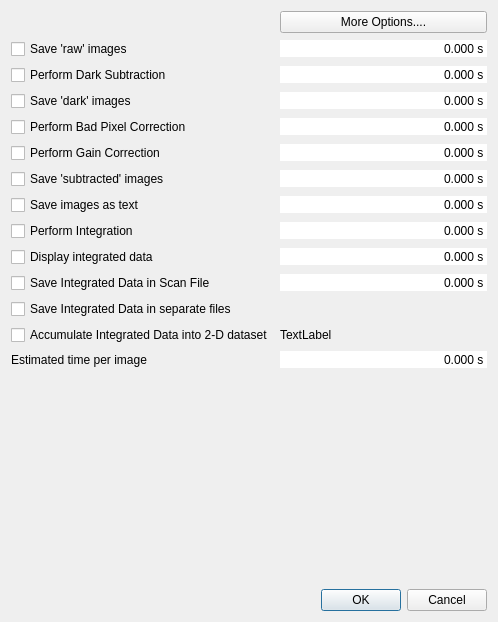
Above: libraries/qxrdlib/qxrdcorrectiondialog.ui from guyjennings/qxrd before the change. Below: the same form after it.
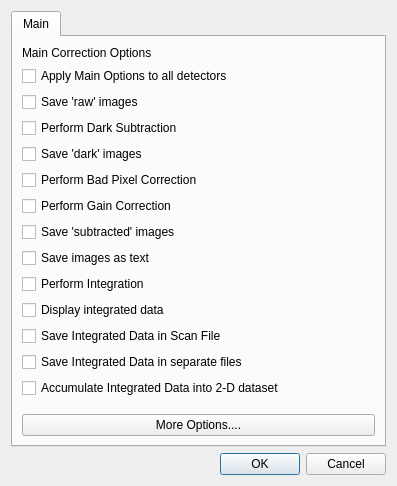
That is the form after the change.

Commit message: Work on processor options dialog Work on acquisition window

Diff of the .ui file:
```diff
--- a/libraries/qxrdlib/qxrdcorrectiondialog.ui
+++ b/libraries/qxrdlib/qxrdcorrectiondialog.ui
@@ -6,16 +6,62 @@
    <rect>
     <x>0</x>
     <y>0</y>
-    <width>498</width>
-    <height>622</height>
+    <width>397</width>
+    <height>486</height>
    </rect>
   </property>
   <property name="windowTitle">
    <string>&amp;Correction</string>
   </property>
+  <layout class="QGridLayout" name="gridLayout_3">
+   <item row="1" column="0">
+    <widget class="QDialogButtonBox" name="buttonBox">
+     <property name="orientation">
+      <enum>Qt::Horizontal</enum>
+     </property>
+     <property name="standardButtons">
+      <set>QDialogButtonBox::Cancel|QDialogButtonBox::Ok</set>
+     </property>
+    </widget>
+   </item>
+   <item row="0" column="0">
+    <widget class="QTabWidget" name="m_TabWidget">
+     <property name="currentIndex">
+      <number>0</number>
+     </property>
+     <widget class="QWidget" name="tab">
+      <attribute name="title">
+       <string>Main</string>
+      </attribute>
   <layout class="QGridLayout" name="gridLayout_2">
    <item row="0" column="0">
     <layout class="QGridLayout" name="gridLayout">
+         <item row="14" column="0">
+          <spacer name="verticalSpacer_2">
+           <property name="orientation">
+            <enum>Qt::Vertical</enum>
+           </property>
+           <property name="sizeHint" stdset="0">
+            <size>
+             <width>238</width>
+             <height>47</height>
+            </size>
+           </property>
+          </spacer>
+         </item>
+         <item row="11" column="0">
+          <widget class="QCheckBox" name="m_SaveIntegratedData">
+           <property name="enabled">
+            <bool>true</bool>
+           </property>
+           <property name="toolTip">
+            <string>Save each integration as it is calculated</string>
+           </property>
+           <property name="text">
+            <string>Save Integrated Data in Scan File</string>
+           </property>
+          </widget>
+         </item>
      <item row="3" column="0">
       <widget class="QCheckBox" name="m_PerformDark">
        <property name="toolTip">
@@ -26,6 +72,66 @@
        </property>
       </widget>
      </item>
+         <item row="1" column="0">
+          <widget class="QCheckBox" name="m_ApplyToAll">
+           <property name="toolTip">
+            <string>Apply correction options to all detectors</string>
+           </property>
+           <property name="text">
+            <string>Apply Main Options to all detectors</string>
+           </property>
+          </widget>
+         </item>
+         <item row="2" column="0">
+          <widget class="QCheckBox" name="m_SaveRaw">
+           <property name="toolTip">
+            <string>Save 'raw' images (before dark subtraction), as well</string>
+           </property>
+           <property name="text">
+            <string>Save 'raw' images</string>
+           </property>
+          </widget>
+         </item>
+         <item row="8" column="0">
+          <widget class="QCheckBox" name="m_SaveAsText">
+           <property name="toolTip">
+            <string>Save subtracted images as they are taken</string>
+           </property>
+           <property name="text">
+            <string>Save images as text</string>
+           </property>
+          </widget>
+         </item>
+         <item row="5" column="0">
+          <widget class="QCheckBox" name="m_PerformBadPixels">
+           <property name="enabled">
+            <bool>true</bool>
+           </property>
+           <property name="toolTip">
+            <string>Do Bad Pixel Correction</string>
+           </property>
+           <property name="text">
+            <string>Perform Bad Pixel Correction</string>
+           </property>
+          </widget>
+         </item>
+         <item row="4" column="0">
+          <widget class="QCheckBox" name="m_SaveDark">
+           <property name="toolTip">
+            <string>Save 'dark' images</string>
+           </property>
+           <property name="text">
+            <string>Save 'dark' images</string>
+           </property>
+          </widget>
+         </item>
+         <item row="0" column="0">
+          <widget class="QLabel" name="label">
+           <property name="text">
+            <string>Main Correction Options</string>
+           </property>
+          </widget>
+         </item>
      <item row="7" column="0">
       <widget class="QCheckBox" name="m_SaveSubtracted">
        <property name="toolTip">
@@ -36,70 +142,6 @@
        </property>
       </widget>
      </item>
-     <item row="13" column="0">
-      <widget class="QCheckBox" name="m_AccumulateIntegrated2D">
-       <property name="enabled">
-        <bool>true</bool>
-       </property>
-       <property name="toolTip">
-        <string>Save each integration in a separate file as it is calculated</string>
-       </property>
-       <property name="text">
-        <string>Accumulate Integrated Data into 2-D dataset</string>
-       </property>
-      </widget>
-     </item>
-     <item row="13" column="1">
-      <widget class="QLabel" name="m_AccumulateIntegratedName">
-       <property name="text">
-        <string>TextLabel</string>
-       </property>
-      </widget>
-     </item>
-     <item row="4" column="1">
-      <widget class="QDoubleSpinBox" name="m_SaveDarkTime">
-       <property name="frame">
-        <bool>false</bool>
-       </property>
-       <property name="alignment">
-        <set>Qt::AlignRight|Qt::AlignTrailing|Qt::AlignVCenter</set>
-       </property>
-       <property name="readOnly">
-        <bool>true</bool>
-       </property>
-       <property name="buttonSymbols">
-        <enum>QAbstractSpinBox::NoButtons</enum>
-       </property>
-       <property name="suffix">
-        <string> s</string>
-       </property>
-       <property name="decimals">
-        <number>3</number>
-       </property>
-      </widget>
-     </item>
-     <item row="1" column="1">
-      <widget class="QDoubleSpinBox" name="m_SaveRawTime">
-       <property name="frame">
-        <bool>false</bool>
-       </property>
-       <property name="alignment">
-        <set>Qt::AlignRight|Qt::AlignTrailing|Qt::AlignVCenter</set>
-       </property>
-       <property name="readOnly">
-        <bool>true</bool>
-       </property>
-       <property name="buttonSymbols">
-        <enum>QAbstractSpinBox::NoButtons</enum>
-       </property>
-       <property name="suffix">
-        <string> s</string>
-       </property>
-       <property name="decimals">
-        <number>3</number>
-       </property>
-      </widget>
-     </item>
      <item row="6" column="0">
       <widget class="QCheckBox" name="m_PerformGainCorrection">
        <property name="enabled">
@@ -113,28 +155,16 @@
        </property>
       </widget>
      </item>
-     <item row="14" column="1">
-      <widget class="QDoubleSpinBox" name="m_EstimatedProcessingTime">
-       <property name="toolTip">
-        <string>Estimated processing time</string>
-       </property>
-       <property name="frame">
-        <bool>false</bool>
-       </property>
-       <property name="alignment">
-        <set>Qt::AlignRight|Qt::AlignTrailing|Qt::AlignVCenter</set>
-       </property>
-       <property name="readOnly">
+         <item row="12" column="0">
+          <widget class="QCheckBox" name="m_SaveIntegratedInSeparateFiles">
+           <property name="enabled">
         <bool>true</bool>
        </property>
-       <property name="buttonSymbols">
-        <enum>QAbstractSpinBox::NoButtons</enum>
-       </property>
-       <property name="suffix">
-        <string> s</string>
-       </property>
-       <property name="decimals">
-        <number>3</number>
+           <property name="toolTip">
+            <string>Save each integration in a separate file as it is calculated</string>
+           </property>
+           <property name="text">
+            <string>Save Integrated Data in separate files</string>
        </property>
       </widget>
      </item>
@@ -148,15 +178,8 @@
        </property>
       </widget>
      </item>
-     <item row="0" column="1">
-      <widget class="QPushButton" name="m_CorrectionOptionsButton">
-       <property name="text">
-        <string>More Options....</string>
-       </property>
-      </widget>
-     </item>
-     <item row="12" column="0" colspan="2">
-      <widget class="QCheckBox" name="m_SaveIntegratedInSeparateFiles">
+         <item row="13" column="0">
+          <widget class="QCheckBox" name="m_AccumulateIntegrated2D">
        <property name="enabled">
         <bool>true</bool>
        </property>
@@ -164,108 +187,7 @@
         <string>Save each integration in a separate file as it is calculated</string>
        </property>
        <property name="text">
-        <string>Save Integrated Data in separate files</string>
-       </property>
-      </widget>
-     </item>
-     <item row="5" column="0">
-      <widget class="QCheckBox" name="m_PerformBadPixels">
-       <property name="enabled">
-        <bool>true</bool>
-       </property>
-       <property name="toolTip">
-        <string>Do Bad Pixel Correction</string>
-       </property>
-       <property name="text">
-        <string>Perform Bad Pixel Correction</string>
-       </property>
-      </widget>
-     </item>
-     <item row="11" column="1">
-      <widget class="QDoubleSpinBox" name="m_SaveIntegratedDataTime">
-       <property name="frame">
-        <bool>false</bool>
-       </property>
-       <property name="alignment">
-        <set>Qt::AlignRight|Qt::AlignTrailing|Qt::AlignVCenter</set>
-       </property>
-       <property name="readOnly">
-        <bool>true</bool>
-       </property>
-       <property name="buttonSymbols">
-        <enum>QAbstractSpinBox::NoButtons</enum>
-       </property>
-       <property name="suffix">
-        <string> s</string>
-       </property>
-       <property name="decimals">
-        <number>3</number>
-       </property>
-      </widget>
-     </item>
-     <item row="9" column="1">
-      <widget class="QDoubleSpinBox" name="m_PerformIntegrationTime">
-       <property name="frame">
-        <bool>false</bool>
-       </property>
-       <property name="alignment">
-        <set>Qt::AlignRight|Qt::AlignTrailing|Qt::AlignVCenter</set>
-       </property>
-       <property name="readOnly">
-        <bool>true</bool>
-       </property>
-       <property name="buttonSymbols">
-        <enum>QAbstractSpinBox::NoButtons</enum>
-       </property>
-       <property name="suffix">
-        <string> s</string>
-       </property>
-       <property name="decimals">
-        <number>3</number>
-       </property>
-      </widget>
-     </item>
-     <item row="10" column="1">
-      <widget class="QDoubleSpinBox" name="m_DisplayIntegratedDataTime">
-       <property name="frame">
-        <bool>false</bool>
-       </property>
-       <property name="alignment">
-        <set>Qt::AlignRight|Qt::AlignTrailing|Qt::AlignVCenter</set>
-       </property>
-       <property name="readOnly">
-        <bool>true</bool>
-       </property>
-       <property name="buttonSymbols">
-        <enum>QAbstractSpinBox::NoButtons</enum>
-       </property>
-       <property name="suffix">
-        <string> s</string>
-       </property>
-       <property name="decimals">
-        <number>3</number>
-       </property>
-      </widget>
-     </item>
-     <item row="5" column="1">
-      <widget class="QDoubleSpinBox" name="m_PerformBadPixelsTime">
-       <property name="frame">
-        <bool>false</bool>
-       </property>
-       <property name="alignment">
-        <set>Qt::AlignRight|Qt::AlignTrailing|Qt::AlignVCenter</set>
-       </property>
-       <property name="readOnly">
-        <bool>true</bool>
-       </property>
-       <property name="buttonSymbols">
-        <enum>QAbstractSpinBox::NoButtons</enum>
-       </property>
-       <property name="suffix">
-        <string> s</string>
-       </property>
-       <property name="decimals">
-        <number>3</number>
+            <string>Accumulate Integrated Data into 2-D dataset</string>
        </property>
       </widget>
      </item>
@@ -282,167 +204,17 @@
        </property>
       </widget>
      </item>
-     <item row="6" column="1">
-      <widget class="QDoubleSpinBox" name="m_PerformGainCorrectionTime">
-       <property name="frame">
-        <bool>false</bool>
-       </property>
-       <property name="alignment">
-        <set>Qt::AlignRight|Qt::AlignTrailing|Qt::AlignVCenter</set>
-       </property>
-       <property name="readOnly">
-        <bool>true</bool>
-       </property>
-       <property name="buttonSymbols">
-        <enum>QAbstractSpinBox::NoButtons</enum>
-       </property>
-       <property name="suffix">
-        <string> s</string>
-       </property>
-       <property name="decimals">
-        <number>3</number>
-       </property>
-      </widget>
-     </item>
-     <item row="4" column="0">
-      <widget class="QCheckBox" name="m_SaveDark">
-       <property name="toolTip">
-        <string>Save 'dark' images</string>
-       </property>
-       <property name="text">
-        <string>Save 'dark' images</string>
-       </property>
-      </widget>
-     </item>
-     <item row="11" column="0">
-      <widget class="QCheckBox" name="m_SaveIntegratedData">
-       <property name="enabled">
-        <bool>true</bool>
-       </property>
-       <property name="toolTip">
-        <string>Save each integration as it is calculated</string>
-       </property>
-       <property name="text">
-        <string>Save Integrated Data in Scan File</string>
-       </property>
-      </widget>
-     </item>
-     <item row="7" column="1">
-      <widget class="QDoubleSpinBox" name="m_SaveSubtractedTime">
-       <property name="frame">
-        <bool>false</bool>
-       </property>
-       <property name="alignment">
-        <set>Qt::AlignRight|Qt::AlignTrailing|Qt::AlignVCenter</set>
-       </property>
-       <property name="readOnly">
-        <bool>true</bool>
-       </property>
-       <property name="buttonSymbols">
-        <enum>QAbstractSpinBox::NoButtons</enum>
-       </property>
-       <property name="suffix">
-        <string> s</string>
-       </property>
-       <property name="decimals">
-        <number>3</number>
-       </property>
-      </widget>
-     </item>
-     <item row="3" column="1">
-      <widget class="QDoubleSpinBox" name="m_PerformDarkTime">
-       <property name="frame">
-        <bool>false</bool>
-       </property>
-       <property name="alignment">
-        <set>Qt::AlignRight|Qt::AlignTrailing|Qt::AlignVCenter</set>
-       </property>
-       <property name="readOnly">
-        <bool>true</bool>
-       </property>
-       <property name="buttonSymbols">
-        <enum>QAbstractSpinBox::NoButtons</enum>
-       </property>
-       <property name="suffix">
-        <string> s</string>
-       </property>
-       <property name="decimals">
-        <number>3</number>
-       </property>
-      </widget>
-     </item>
-     <item row="16" column="0" colspan="2">
-      <spacer name="verticalSpacer_2">
-       <property name="orientation">
-        <enum>Qt::Vertical</enum>
-       </property>
-       <property name="sizeHint" stdset="0">
-        <size>
-         <width>238</width>
-         <height>47</height>
-        </size>
-       </property>
-      </spacer>
-     </item>
-     <item row="8" column="0">
-      <widget class="QCheckBox" name="m_SaveAsText">
-       <property name="toolTip">
-        <string>Save subtracted images as they are taken</string>
-       </property>
-       <property name="text">
-        <string>Save images as text</string>
-       </property>
-      </widget>
-     </item>
-     <item row="14" column="0">
-      <widget class="QLabel" name="label_16">
-       <property name="text">
-        <string>Estimated time per image</string>
-       </property>
-      </widget>
-     </item>
-     <item row="8" column="1">
-      <widget class="QDoubleSpinBox" name="m_SaveAsTextTime">
-       <property name="frame">
-        <bool>false</bool>
-       </property>
-       <property name="alignment">
-        <set>Qt::AlignRight|Qt::AlignTrailing|Qt::AlignVCenter</set>
-       </property>
-       <property name="readOnly">
-        <bool>true</bool>
-       </property>
-       <property name="buttonSymbols">
-        <enum>QAbstractSpinBox::NoButtons</enum>
-       </property>
-       <property name="suffix">
-        <string> s</string>
-       </property>
-       <property name="decimals">
-        <number>3</number>
-       </property>
-      </widget>
-     </item>
+        </layout>
+       </item>
      <item row="1" column="0">
-      <widget class="QCheckBox" name="m_SaveRaw">
-       <property name="toolTip">
-        <string>Save 'raw' images (before dark subtraction), as well</string>
-       </property>
+        <widget class="QPushButton" name="m_CorrectionOptionsButton">
        <property name="text">
-        <string>Save 'raw' images</string>
+          <string>More Options....</string>
        </property>
       </widget>
      </item>
     </layout>
-   </item>
-   <item row="1" column="0">
-    <widget class="QDialogButtonBox" name="buttonBox">
-     <property name="orientation">
-      <enum>Qt::Horizontal</enum>
-     </property>
-     <property name="standardButtons">
-      <set>QDialogButtonBox::Cancel|QDialogButtonBox::Ok</set>
-     </property>
+     </widget>
     </widget>
    </item>
   </layout>
```
Lines whose indentation alone changed are shown as unchanged. The commit also changes 12 other files.
